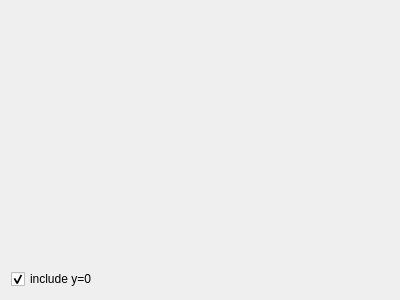
Before: the Qt Designer form src/extensions/openfoam/isutils/isofPlotTabular/plotwidget.ui in hkroeger/insightcae, drawn with Qt 5.
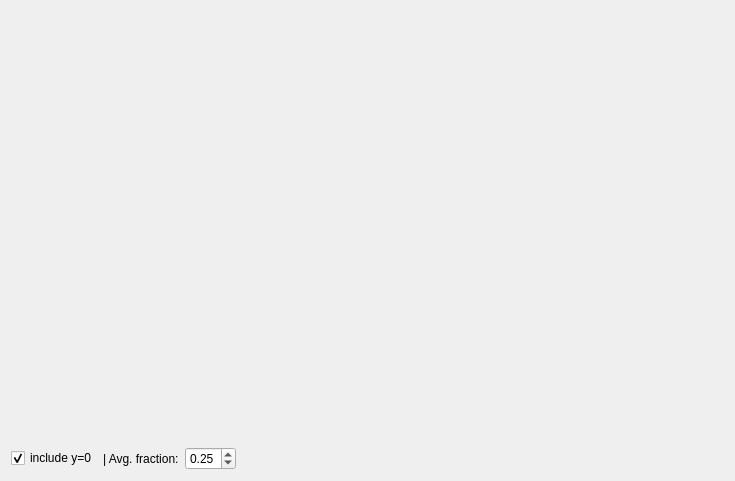
After: the same form once the commit is applied.

Commit message: modify avg. fraction in isofPlotTabular

What changed in the file:
```diff
--- a/src/extensions/openfoam/isutils/isofPlotTabular/plotwidget.ui
+++ b/src/extensions/openfoam/isutils/isofPlotTabular/plotwidget.ui
@@ -6,8 +6,8 @@
    <rect>
     <x>0</x>
     <y>0</y>
-    <width>400</width>
-    <height>300</height>
+    <width>735</width>
+    <height>481</height>
    </rect>
   </property>
   <property name="windowTitle">
@@ -36,6 +36,26 @@
        </property>
       </widget>
      </item>
+     <item>
+      <widget class="QLabel" name="label">
+       <property name="text">
+        <string>| Avg. fraction:</string>
+       </property>
+      </widget>
+     </item>
+     <item>
+      <widget class="QDoubleSpinBox" name="avg_fraction">
+       <property name="maximum">
+        <double>1.000000000000000</double>
+       </property>
+       <property name="singleStep">
+        <double>0.050000000000000</double>
+       </property>
+       <property name="value">
+        <double>0.250000000000000</double>
+       </property>
+      </widget>
+     </item>
      <item>
       <widget class="QLabel" name="final_vals">
        <property name="text">
```
The commit also changes 2 other files.
